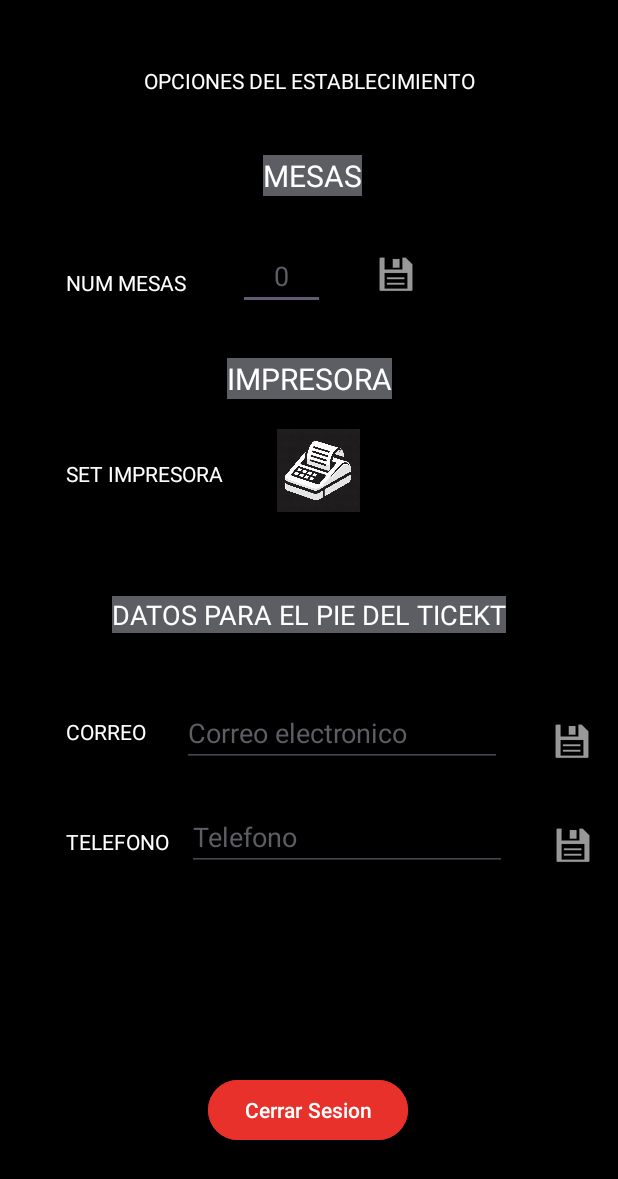
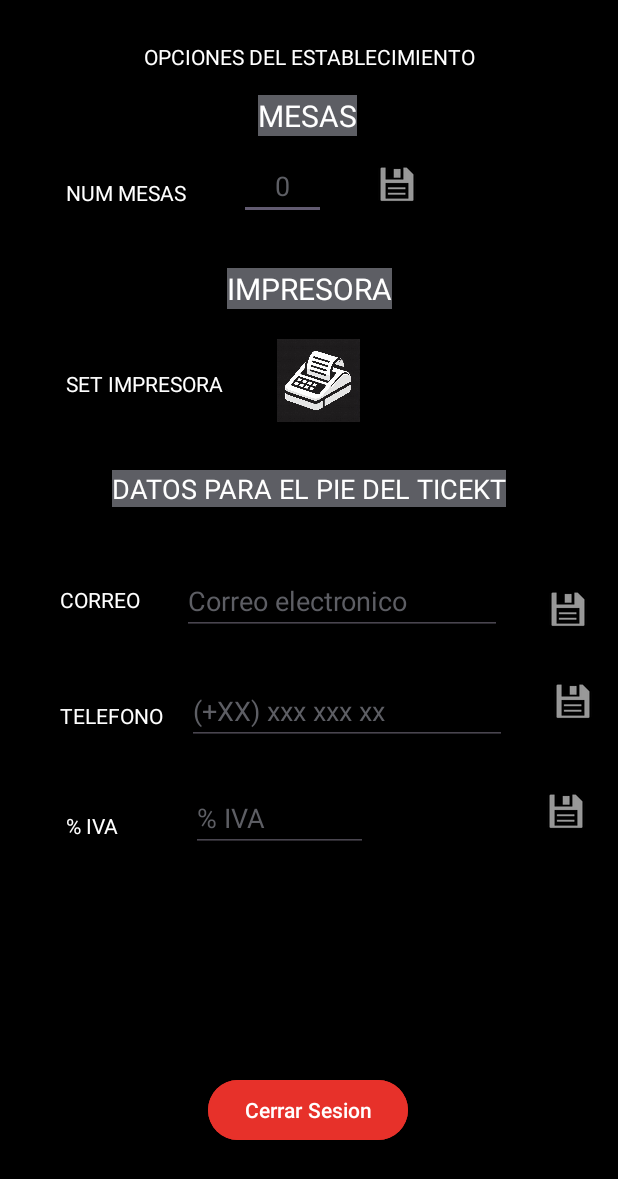
Before and after one commit to rapo84/ProyectoDAM, an Android app: the GestionEstablecimiento screen opened directly, with no data from a screen before it, on a phone screen of 412 x 824 dp. Shown: the top 1179 px of the screen. Run offline under Robolectric (Android 15) with nearby library versions, the phone set to English and light mode, and no system bars.

Commit message:
fix: detalles interfaz mesas

```diff
--- a/app/src/main/java/com/example/m13actividad2/Actividades/GestionEstablecimiento.java
+++ b/app/src/main/java/com/example/m13actividad2/Actividades/GestionEstablecimiento.java
@@ -18,9 +18,10 @@ import com.example.m13actividad2.interfaces.SelecconImpresoraCallBack;
 import com.example.m13actividad2.utils.Utilidad;
 
 public class GestionEstablecimiento extends AppCompatActivity {
-    private ImageButton GuardarNumMesas, EnlazarPrint, GuardarCorreo, GuardarTelefono;
-    private EditText EtnumMesas, EtCorreo, EtTelefono;
+    private ImageButton GuardarNumMesas, EnlazarPrint, GuardarCorreo, GuardarTelefono, GuardarIva;
+    private EditText EtnumMesas, EtCorreo, EtTelefono, etPorcentajeIva;
     private int NumeroDeMesas;
+    private Button Salir;
 
 
     @Override
@@ -39,8 +40,13 @@ public class GestionEstablecimiento extends AppCompatActivity {
         EtnumMesas = findViewById(R.id.et_opc_establecimiento_numero_mesas);
         GuardarCorreo = findViewById(R.id.bt_opc_establecimiento_guardar_mail);
         GuardarTelefono = findViewById(R.id.bt_opc_establecimiento_guardar_telefono);
+        GuardarIva = findViewById(R.id.bt_opc_establecimiento_guardar_porcentaje);
         EtCorreo = findViewById(R.id.et_opc_establecimiento_mail);
         EtTelefono = findViewById(R.id.et_opc_establecimiento_telefono);
+        etPorcentajeIva = findViewById(R.id.et_porcentaje_iva);
+        Salir = findViewById(R.id.bt_GE_logout);
+
+
 
 
         GuardarNumMesas.setOnClickListener(view -> {
@@ -91,6 +97,25 @@ public class GestionEstablecimiento extends AppCompatActivity {
             }
         });
 
+        GuardarIva.setOnClickListener(view -> {
+            try {
+                Double Iva = Double.parseDouble(etPorcentajeIva.getText().toString().trim());
+                if (Iva>0){
+                    Utilidad.guardarDatoLocalmente(this,Iva.toString(),"Iva");
+                }else {
+                    Toast.makeText(this, "Ingrese un numero valido", Toast.LENGTH_SHORT).show();
+                }
+            }catch (NumberFormatException e){
+                Toast.makeText(this, "Ingrese un numero valido", Toast.LENGTH_SHORT).show();
+            }
+
+
+        });
+
+        Salir.setOnClickListener(view -> {
+            Utilidad.cerrarSesionYRedirigir(this, Ventana_Inicial.class);
+        });
+
 
     }
 }
--- a/app/src/main/java/com/example/m13actividad2/Adaptadores/ListaFinalAdaptador.java
+++ b/app/src/main/java/com/example/m13actividad2/Adaptadores/ListaFinalAdaptador.java
@@ -54,7 +54,7 @@ public class ListaFinalAdaptador extends RecyclerView.Adapter<ListaFinalAdaptado
         // Evento de clic en el botón de eliminar
         holder.btnEliminar.setOnClickListener(v -> {
             //lamamos al metodo que mostrara el mensaje de confirmacion antes de eliminar definitivamente a un emmpleado de la BBDD
-            mostrarDialogoConfirmacion("Estas seguro de querer eliminar a este empleado?", context, p, position, mesaSeleccionada);
+            mostrarDialogoConfirmacion("Estas seguro de querer eliminar este producto?", context, p, position, mesaSeleccionada);
 
         });
 
--- a/app/src/main/java/com/example/m13actividad2/utils/Utilidad.java
+++ b/app/src/main/java/com/example/m13actividad2/utils/Utilidad.java
@@ -110,6 +110,7 @@ public class Utilidad {
             editor.apply();
             String confirm = recuperDatoslocal(context, claveObjeto);
             Log.i("Local enlazado:", confirm);
+            Toast.makeText(context,claveObjeto + " se ha guardado correctamente",Toast.LENGTH_SHORT).show();
         }else{
             Toast.makeText(context,"El nombre del local no puede estar vacio",Toast.LENGTH_SHORT).show();
         }
@@ -135,6 +136,7 @@ public class Utilidad {
             int num = recupernumMesas(context);
             String confirm = String.valueOf(num);
             Log.i("# de mesas guaradado:", "num de mesas= " + confirm);
+            Toast.makeText(context,"El numero de mesas se ha guardado correctamente",Toast.LENGTH_SHORT).show();
         }else{
             Toast.makeText(context,"el valor debe ser mayor a 0",Toast.LENGTH_SHORT).show();
         }
--- a/app/src/main/res/layout-land/activity_gestion_establecimiento.xml
+++ b/app/src/main/res/layout-land/activity_gestion_establecimiento.xml
@@ -1,24 +1,22 @@
 <?xml version="1.0" encoding="utf-8"?>
 <androidx.constraintlayout.widget.ConstraintLayout xmlns:android="http://schemas.android.com/apk/res/android"
     xmlns:app="http://schemas.android.com/apk/res-auto"
-    xmlns:tools="http://schemas.android.com/tools"
     android:id="@+id/main"
     android:background="#000000"
     android:layout_width="match_parent"
-    android:layout_height="match_parent"
-    tools:context=".Actividades.GestionEstablecimiento">
+    android:layout_height="match_parent">
 
     <Button
         android:id="@+id/bt_GE_logout"
         android:layout_width="wrap_content"
         android:layout_height="wrap_content"
         android:layout_gravity="center"
-        android:layout_marginBottom="40dp"
+        android:layout_marginBottom="8dp"
         android:backgroundTint="#E7312A"
         android:text="Cerrar Sesion"
         app:layout_constraintBottom_toBottomOf="parent"
-        app:layout_constraintEnd_toStartOf="@+id/guideline20"
-        app:layout_constraintHorizontal_bias="0.48"
+        app:layout_constraintEnd_toEndOf="parent"
+        app:layout_constraintHorizontal_bias="0.499"
         app:layout_constraintStart_toStartOf="parent" />
 
     <TextView
@@ -88,7 +86,7 @@
         app:layout_constraintTop_toBottomOf="@+id/et_opc_establecimiento_numero_mesas" />
 
     <ImageButton
-        android:id="@+id/imageButton"
+        android:id="@+id/imgbt_opc_establecimiento_setImpresora"
         android:layout_width="56dp"
         android:layout_height="55dp"
         android:layout_marginTop="16dp"
@@ -129,7 +127,7 @@
         android:layout_marginStart="16dp"
         android:layout_marginTop="32dp"
         android:ems="10"
-        android:hint="Telefono"
+        android:hint="(+XX) xxx xxx xx"
         android:inputType="text"
         android:textColor="@color/white"
         android:textColorHint="@color/material_dynamic_neutral40"
@@ -161,13 +159,13 @@
         android:id="@+id/Titulo_pie_ticket"
         android:layout_width="wrap_content"
         android:layout_height="wrap_content"
-        android:layout_marginTop="36dp"
+        android:layout_marginTop="12dp"
         android:background="@color/material_dynamic_neutral40"
         android:text="DATOS PARA EL PIE DEL TICEKT"
         android:textColor="@color/white"
         android:textSize="18dp"
         app:layout_constraintEnd_toStartOf="@+id/guideline20"
-        app:layout_constraintHorizontal_bias="0.396"
+        app:layout_constraintHorizontal_bias="0.419"
         app:layout_constraintStart_toStartOf="parent"
         app:layout_constraintTop_toBottomOf="@+id/tw_titulo_opcioneslocal" />
 
@@ -189,6 +187,7 @@
         android:layout_marginTop="48dp"
         android:background="#000000"
         app:layout_constraintEnd_toStartOf="@+id/guideline20"
+        app:layout_constraintHorizontal_bias="0.52"
         app:layout_constraintStart_toEndOf="@+id/et_opc_establecimiento_mail"
         app:layout_constraintTop_toBottomOf="@+id/Titulo_pie_ticket"
         app:srcCompat="@android:drawable/ic_menu_save" />
@@ -219,5 +218,43 @@
         app:layout_constraintStart_toEndOf="@+id/tv_opc_establecimiento_mail"
         app:layout_constraintTop_toBottomOf="@+id/Titulo_pie_ticket" />
 
+    <TextView
+        android:id="@+id/tv_iva"
+        android:layout_width="wrap_content"
+        android:layout_height="wrap_content"
+        android:layout_marginStart="24dp"
+        android:layout_marginTop="40dp"
+        android:text="% IVA"
+        android:textColor="@color/white"
+        app:layout_constraintStart_toStartOf="parent"
+        app:layout_constraintTop_toBottomOf="@+id/et_opc_establecimiento_telefono" />
+
+    <EditText
+        android:id="@+id/et_porcentaje_iva"
+        android:layout_width="118dp"
+        android:layout_height="43dp"
+        android:layout_marginStart="40dp"
+        android:layout_marginTop="28dp"
+        android:ems="10"
+        android:hint="% IVA"
+        android:inputType="text"
+        android:textColor="@color/white"
+        android:textColorHint="@color/material_dynamic_neutral40"
+        app:layout_constraintStart_toEndOf="@+id/tv_iva"
+        app:layout_constraintTop_toBottomOf="@+id/et_opc_establecimiento_telefono" />
+
+    <ImageButton
+        android:id="@+id/bt_opc_establecimiento_guardar_porcentaje"
+        android:layout_width="wrap_content"
+        android:layout_height="wrap_content"
+        android:layout_marginStart="16dp"
+        android:layout_marginTop="24dp"
+        android:background="#000000"
+        app:layout_constraintEnd_toStartOf="@+id/guideline20"
+        app:layout_constraintHorizontal_bias="0.624"
+        app:layout_constraintStart_toEndOf="@+id/et_porcentaje_iva"
+        app:layout_constraintTop_toBottomOf="@+id/et_opc_establecimiento_telefono"
+        app:srcCompat="@android:drawable/ic_menu_save" />
+
 
 </androidx.constraintlayout.widget.ConstraintLayout>
--- a/app/src/main/res/layout/activity_gestion_establecimiento.xml
+++ b/app/src/main/res/layout/activity_gestion_establecimiento.xml
@@ -1,12 +1,10 @@
 <?xml version="1.0" encoding="utf-8"?>
 <androidx.constraintlayout.widget.ConstraintLayout xmlns:android="http://schemas.android.com/apk/res/android"
     xmlns:app="http://schemas.android.com/apk/res-auto"
-    xmlns:tools="http://schemas.android.com/tools"
     android:id="@+id/main"
     android:background="#000000"
     android:layout_width="match_parent"
-    android:layout_height="match_parent"
-    tools:context=".Actividades.GestionEstablecimiento">
+    android:layout_height="match_parent">
 
     <Button
         android:id="@+id/bt_GE_logout"
@@ -25,41 +23,53 @@
         android:id="@+id/tv_mesas"
         android:layout_width="wrap_content"
         android:layout_height="wrap_content"
-        android:layout_marginTop="40dp"
+        android:layout_marginTop="16dp"
         android:background="@color/material_dynamic_neutral40"
         android:text="MESAS"
         android:textColor="@color/white"
         android:textSize="20dp"
         app:layout_constraintEnd_toEndOf="parent"
-        app:layout_constraintHorizontal_bias="0.507"
+        app:layout_constraintHorizontal_bias="0.498"
         app:layout_constraintStart_toStartOf="parent"
         app:layout_constraintTop_toBottomOf="@+id/tw_titulo_opcioneslocal" />
+
+    <EditText
+        android:id="@+id/et_opc_establecimiento_numero_mesas"
+        android:layout_width="58dp"
+        android:layout_height="40dp"
+        android:layout_marginTop="16dp"
+        android:ems="10"
+        android:hint="0"
+        android:inputType="text"
+        android:textAlignment="center"
+        android:textColor="@color/white"
+        android:textColorHint="@color/material_dynamic_neutral40"
+        app:layout_constraintEnd_toEndOf="parent"
+        app:layout_constraintHorizontal_bias="0.153"
+        app:layout_constraintStart_toEndOf="@+id/tv_num_mesas"
+        app:layout_constraintTop_toBottomOf="@+id/tv_mesas" />
+
+    <ImageButton
+        android:id="@+id/bt_opc_establecimiento_guardarnumMesas"
+        android:layout_width="wrap_content"
+        android:layout_height="wrap_content"
+        android:layout_marginTop="16dp"
+        android:background="#000000"
+        app:layout_constraintEnd_toEndOf="parent"
+        app:layout_constraintHorizontal_bias="0.192"
+        app:layout_constraintStart_toEndOf="@+id/et_opc_establecimiento_numero_mesas"
+        app:layout_constraintTop_toBottomOf="@+id/tv_mesas"
+        app:srcCompat="@android:drawable/ic_menu_save" />
 
     <TextView
         android:id="@+id/tv_num_mesas"
         android:layout_width="wrap_content"
         android:layout_height="wrap_content"
         android:layout_marginStart="44dp"
-        android:layout_marginTop="48dp"
+        android:layout_marginTop="28dp"
         android:text="NUM MESAS"
         android:textColor="@color/white"
         app:layout_constraintStart_toStartOf="parent"
-        app:layout_constraintTop_toBottomOf="@+id/tv_mesas" />
-
-    <EditText
-        android:id="@+id/et_opc_establecimiento_numero_mesas"
-        android:layout_width="58dp"
-        android:layout_height="40dp"
-        android:layout_marginTop="36dp"
-        android:ems="10"
-        android:hint="0"
-        android:textAlignment="center"
-        android:inputType="text"
-        android:textColor="@color/white"
-        android:textColorHint="@color/material_dynamic_neutral40"
-        app:layout_constraintEnd_toEndOf="parent"
-        app:layout_constraintHorizontal_bias="0.152"
-        app:layout_constraintStart_toEndOf="@+id/tv_num_mesas"
         app:layout_constraintTop_toBottomOf="@+id/tv_mesas" />
 
     <TextView
@@ -90,11 +100,10 @@
         android:id="@+id/tw_titulo_opcioneslocal"
         android:layout_width="wrap_content"
         android:layout_height="wrap_content"
-        android:layout_marginTop="44dp"
+        android:layout_marginTop="28dp"
         android:text="OPCIONES DEL ESTABLECIMIENTO"
         android:textColor="@color/white"
         app:layout_constraintEnd_toEndOf="parent"
-        app:layout_constraintHorizontal_bias="0.501"
         app:layout_constraintStart_toStartOf="parent"
         app:layout_constraintTop_toTopOf="parent" />
 
@@ -111,24 +120,36 @@
         app:layout_constraintTop_toBottomOf="@+id/tv_impresorabt"
         app:srcCompat="@drawable/print_icon" />
 
-    <ImageButton
-        android:id="@+id/bt_opc_establecimiento_guardarnumMesas"
+    <TextView
+        android:id="@+id/Titulo_pie_ticket"
         android:layout_width="wrap_content"
         android:layout_height="wrap_content"
-        android:layout_marginTop="36dp"
+        android:layout_marginTop="32dp"
+        android:background="@color/material_dynamic_neutral40"
+        android:text="DATOS PARA EL PIE DEL TICEKT"
+        android:textColor="@color/white"
+        android:textSize="18dp"
+        app:layout_constraintEnd_toEndOf="parent"
+        app:layout_constraintStart_toStartOf="parent"
+        app:layout_constraintTop_toBottomOf="@+id/imgbt_opc_establecimiento_setImpresora" />
+
+    <ImageButton
+        android:id="@+id/bt_opc_establecimiento_guardar_telefono"
+        android:layout_width="wrap_content"
+        android:layout_height="wrap_content"
+        android:layout_marginStart="28dp"
+        android:layout_marginTop="28dp"
         android:background="#000000"
-        app:layout_constraintEnd_toEndOf="parent"
-        app:layout_constraintHorizontal_bias="0.192"
-        app:layout_constraintStart_toEndOf="@+id/et_opc_establecimiento_numero_mesas"
-        app:layout_constraintTop_toBottomOf="@+id/tv_mesas"
+        app:layout_constraintStart_toEndOf="@+id/et_opc_establecimiento_telefono"
+        app:layout_constraintTop_toBottomOf="@+id/et_opc_establecimiento_mail"
         app:srcCompat="@android:drawable/ic_menu_save" />
 
     <EditText
         android:id="@+id/et_opc_establecimiento_mail"
         android:layout_width="wrap_content"
         android:layout_height="wrap_content"
-        android:layout_marginStart="24dp"
-        android:layout_marginTop="44dp"
+        android:layout_marginStart="28dp"
+        android:layout_marginTop="40dp"
         android:ems="10"
         android:hint="Correo electronico"
         android:inputType="text"
@@ -141,32 +162,21 @@
         android:id="@+id/tv_opc_establecimiento_mail"
         android:layout_width="wrap_content"
         android:layout_height="wrap_content"
-        android:layout_marginStart="44dp"
-        android:layout_marginTop="56dp"
+        android:layout_marginStart="40dp"
+        android:layout_marginTop="52dp"
         android:text="CORREO"
         android:textColor="@color/white"
         app:layout_constraintStart_toStartOf="parent"
         app:layout_constraintTop_toBottomOf="@+id/Titulo_pie_ticket" />
 
-    <TextView
-        android:id="@+id/tv_opc_establecimiento_telefono"
-        android:layout_width="wrap_content"
-        android:layout_height="wrap_content"
-        android:layout_marginStart="44dp"
-        android:layout_marginTop="40dp"
-        android:text="TELEFONO"
-        android:textColor="@color/white"
-        app:layout_constraintStart_toStartOf="parent"
-        app:layout_constraintTop_toBottomOf="@+id/et_opc_establecimiento_mail" />
-
     <EditText
         android:id="@+id/et_opc_establecimiento_telefono"
         android:layout_width="wrap_content"
         android:layout_height="wrap_content"
-        android:layout_marginStart="12dp"
-        android:layout_marginTop="24dp"
+        android:layout_marginStart="16dp"
+        android:layout_marginTop="28dp"
         android:ems="10"
-        android:hint="Telefono"
+        android:hint="(+XX) xxx xxx xx"
         android:inputType="text"
         android:textColor="@color/white"
         android:textColorHint="@color/material_dynamic_neutral40"
@@ -174,39 +184,61 @@
         app:layout_constraintTop_toBottomOf="@+id/et_opc_establecimiento_mail" />
 
     <TextView
-        android:id="@+id/Titulo_pie_ticket"
+        android:id="@+id/tv_opc_establecimiento_telefono"
         android:layout_width="wrap_content"
         android:layout_height="wrap_content"
-        android:layout_marginTop="56dp"
-        android:background="@color/material_dynamic_neutral40"
-        android:text="DATOS PARA EL PIE DEL TICEKT"
+        android:layout_marginStart="40dp"
+        android:layout_marginTop="44dp"
+        android:text="TELEFONO"
         android:textColor="@color/white"
-        android:textSize="18dp"
-        app:layout_constraintEnd_toEndOf="parent"
         app:layout_constraintStart_toStartOf="parent"
-        app:layout_constraintTop_toBottomOf="@+id/imgbt_opc_establecimiento_setImpresora" />
+        app:layout_constraintTop_toBottomOf="@+id/et_opc_establecimiento_mail" />
 
     <ImageButton
         android:id="@+id/bt_opc_establecimiento_guardar_mail"
         android:layout_width="wrap_content"
         android:layout_height="wrap_content"
-        android:layout_marginStart="16dp"
-        android:layout_marginTop="56dp"
+        android:layout_marginStart="28dp"
+        android:layout_marginTop="52dp"
         android:background="#000000"
-        app:layout_constraintEnd_toEndOf="parent"
         app:layout_constraintStart_toEndOf="@+id/et_opc_establecimiento_mail"
         app:layout_constraintTop_toBottomOf="@+id/Titulo_pie_ticket"
         app:srcCompat="@android:drawable/ic_menu_save" />
 
-    <ImageButton
-        android:id="@+id/bt_opc_establecimiento_guardar_telefono"
+    <TextView
+        android:id="@+id/tv_iva"
         android:layout_width="wrap_content"
         android:layout_height="wrap_content"
-        android:layout_marginStart="28dp"
-        android:layout_marginTop="36dp"
+        android:layout_marginStart="44dp"
+        android:layout_marginTop="44dp"
+        android:text="% IVA"
+        android:textColor="@color/white"
+        app:layout_constraintStart_toStartOf="parent"
+        app:layout_constraintTop_toBottomOf="@+id/et_opc_establecimiento_telefono" />
+
+    <EditText
+        android:id="@+id/et_porcentaje_iva"
+        android:layout_width="118dp"
+        android:layout_height="43dp"
+        android:layout_marginStart="48dp"
+        android:layout_marginTop="28dp"
+        android:ems="10"
+        android:hint="% IVA"
+        android:inputType="text"
+        android:textColor="@color/white"
+        android:textColorHint="@color/material_dynamic_neutral40"
+        app:layout_constraintStart_toEndOf="@+id/tv_iva"
+        app:layout_constraintTop_toBottomOf="@+id/et_opc_establecimiento_telefono" />
+
+    <ImageButton
+        android:id="@+id/bt_opc_establecimiento_guardar_porcentaje"
+        android:layout_width="wrap_content"
+        android:layout_height="wrap_content"
+        android:layout_marginStart="116dp"
+        android:layout_marginTop="28dp"
         android:background="#000000"
-        app:layout_constraintStart_toEndOf="@+id/et_opc_establecimiento_telefono"
-        app:layout_constraintTop_toBottomOf="@+id/et_opc_establecimiento_mail"
+        app:layout_constraintStart_toEndOf="@+id/et_porcentaje_iva"
+        app:layout_constraintTop_toBottomOf="@+id/et_opc_establecimiento_telefono"
         app:srcCompat="@android:drawable/ic_menu_save" />
 
 </androidx.constraintlayout.widget.ConstraintLayout>
```
Also changed, not shown: app/src/main/java/com/example/m13actividad2/Actividades/InterfazMesas.java (+2 -16 lines), app/src/main/java/com/example/m13actividad2/Actividades/Listado_ordenes_varias.java (+38 -8 lines), app/src/main/java/com/example/m13actividad2/ConextionsPrint/ImpresionBt.java (+146 -7 lines), app/src/main/java/com/example/m13actividad2/utils/UtilidadMesas.java (+74 -0 lines).
